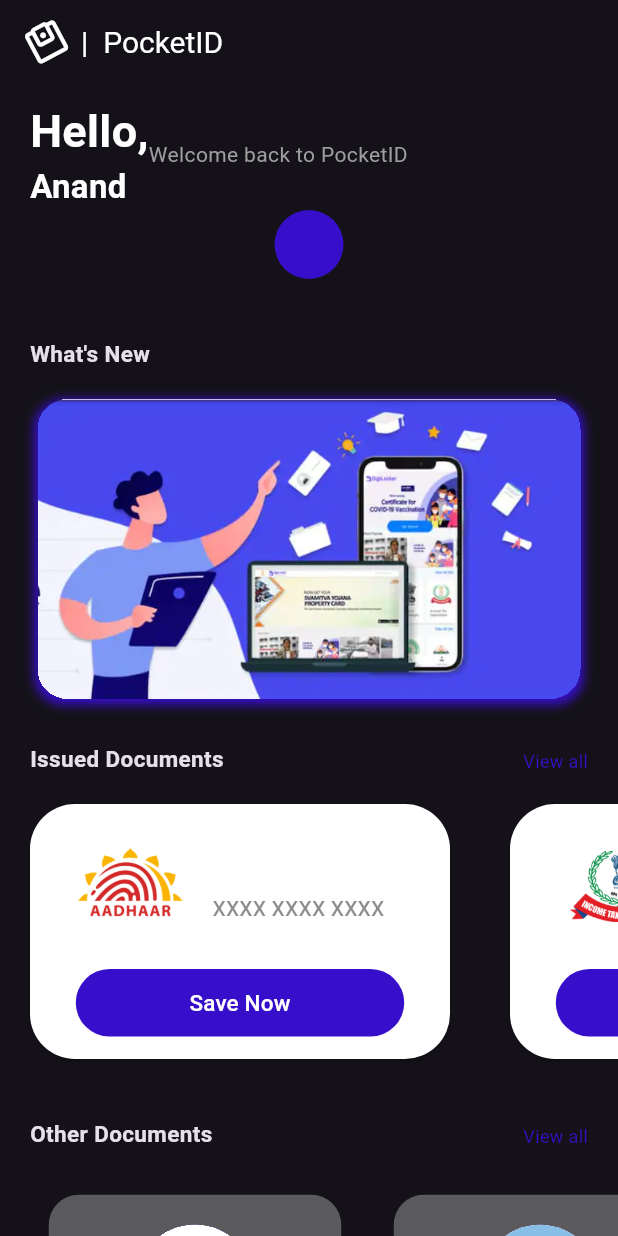
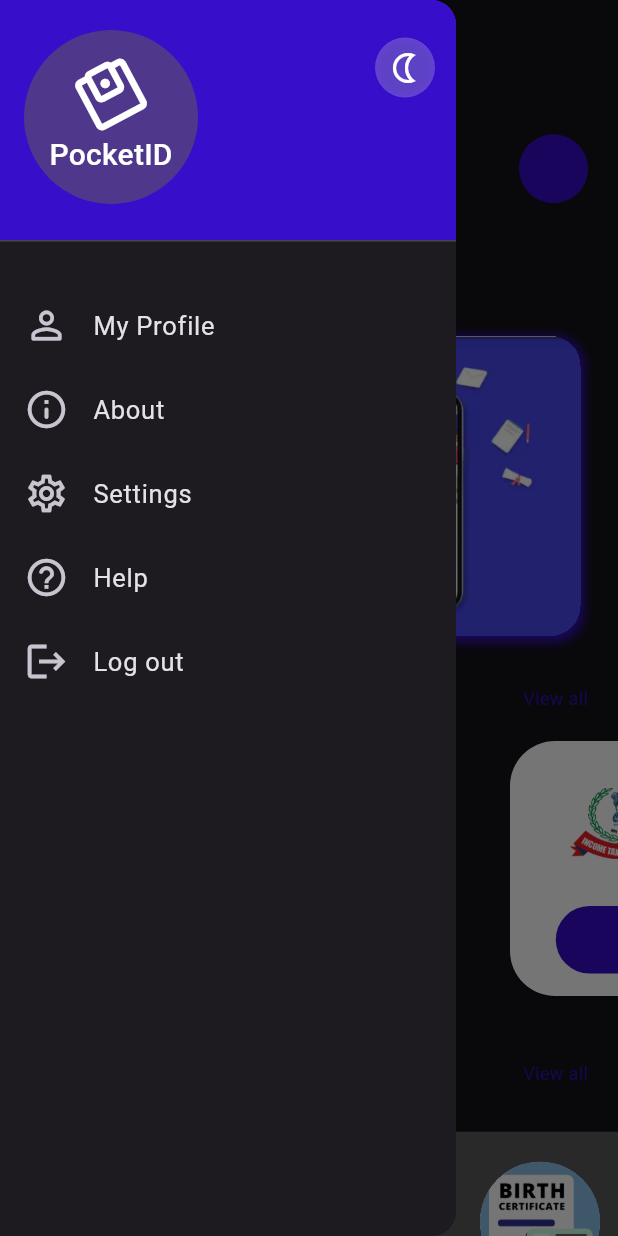
Before and after one commit to AnandDaga/DigiLocker, a Flutter app: the MyHomePage screen opened directly, with the side drawer open (before the commit the screen has no drawer), on a phone screen of 412 x 824 dp. Run offline on Flutter 3.47's test engine with Material 3 defaults, Android fonts, the phone set to English and light mode, and no system bars; drawn by our look-alikes of carousel_slider; our stand-ins replace cached_network_image, get; Roboto replaces fonts that are missing (Lato-Reg, Poppins).

Commit message:
HomePage and NavDrawer

```diff
--- a/lib/HomePage/HomePage.dart
+++ b/lib/HomePage/HomePage.dart
@@ -2,6 +2,7 @@
 import 'package:digilocker/menuItems/about.dart';
 import 'package:digilocker/menuItems/myProfile.dart';
 import 'package:digilocker/menuItems/settings.dart';
+import 'package:digilocker/utilities/navDrawer.dart';
 
 import "package:flutter/material.dart";
 import 'dart:math' as math;
@@ -170,7 +171,6 @@
                     mainAxisAlignment: MainAxisAlignment.spaceEvenly,
                     children: [
                       SizedBox(
-
                         height: 70,
                         width: 70,
                         child: Image.asset("$image", fit: BoxFit.contain),
@@ -181,11 +181,10 @@
                         children: [
                           Text(
                             "$text",
-                            style: TextStyle(
+                            style: const TextStyle(
                               letterSpacing: 0.8,
                               fontFamily: "Poppins-Regular",
-
-                              ///color: Colors.white,
+                              color:Colors.black,
                               fontSize: 20,
                               fontWeight: FontWeight.bold,
                             ),
@@ -360,17 +359,17 @@
           ],
         ),
       ),
-      // drawer: NewDrawer(
-      //   username: firstName,
-      //   email: email,
-      // ),
+      drawer: NavDrawer(
+
+        email: email, userName: firstName,
+      ),
       body: SafeArea(
         child: SingleChildScrollView(
           child: Column(
             children: [
               Column(
                 children: [
-                  SizedBox(height: 10),
+                  SizedBox(height: 25),
                   Container(
                     padding: const EdgeInsets.symmetric(horizontal: 20),
                     child: Row(
@@ -383,8 +382,10 @@
                               crossAxisAlignment: CrossAxisAlignment.start,
                               mainAxisAlignment: MainAxisAlignment.center,
                               children: [
+                                Row(
+                                  children: [
                                     Text(
-                                  "Hello,",
+                                      "Hi,",
                                       style: TextStyle(
                                         color: Colors.white,
                                         fontSize: 30,
@@ -392,16 +393,17 @@
                                       ),
                                     ),
                                     SizedBox(width: 3),
-                                const Text(
-                                  "Anand",
+                                    Text(
+                                      '${firstName}',
                                       style: TextStyle(
-                                    color: Colors.white,
-                                    fontSize: 22,
+                                        color: Color.fromARGB(255, 55, 14, 201),
+                                        fontSize: 30,
                                         fontWeight: FontWeight.bold,
                                       ),
                                     ),
                                   ],
                                 ),
+
                                 Text(
                                   "Welcome back to PocketID",
                                   style: TextStyle(color: Colors.grey),
@@ -410,7 +412,8 @@
                             ),
                           ],
                         ),
-                  ),
+                        const Spacer(flex: 1),
+
                         CircleAvatar(
                           radius: 23,
                           backgroundColor: Color.fromARGB(255, 55, 14, 201),
@@ -439,6 +442,9 @@
                                 }
                               },
                             ),
+                          ),
+                        ),
+                      ],
                     ),
                   ),
                 ],
@@ -584,9 +590,7 @@
                         ontap: () {
                           Navigator.push(
                             context,
-                            MaterialPageRoute(
-                              builder: (context) => About(),
-                            ),
+                            MaterialPageRoute(builder: (context) => About()),
                           );
                         },
                       ),
@@ -597,9 +601,7 @@
                         ontap: () {
                           Navigator.push(
                             context,
-                            MaterialPageRoute(
-                              builder: (context) => Settings(),
-                            ),
+                            MaterialPageRoute(builder: (context) => Settings()),
                           );
                         },
                       ),
--- /dev/null
+++ b/lib/utilities/navDrawer.dart
@@ -0,0 +1,161 @@
+import 'dart:math' as math;
+import 'package:digilocker/menuItems/about.dart';
+import 'package:digilocker/menuItems/myProfile.dart';
+import 'package:digilocker/menuItems/settings.dart';
+import 'package:flutter/material.dart';
+import 'package:get/route_manager.dart';
+
+class NavDrawer extends StatefulWidget {
+  const NavDrawer({super.key, required this.email, required this.userName});
+
+  final String email;
+  final String userName;
+
+  @override
+  State<NavDrawer> createState() => _NavDrawerState();
+}
+
+class _NavDrawerState extends State<NavDrawer> {
+  @override
+  Widget build(BuildContext context) {
+    return Drawer(
+      child: ListView(
+        padding: EdgeInsets.zero,
+        children: <Widget>[
+          DrawerHeader(
+            padding: EdgeInsets.zero,
+            child: Container(
+              child: Stack(
+                children: [
+                  Container(color: Color.fromARGB(255, 55, 14, 201)),
+                  Transform.translate(
+                    offset: Offset(16, 20),
+                    child: CircleAvatar(
+                      radius: 58,
+                      child: Column(
+                        mainAxisAlignment: MainAxisAlignment.center,
+                        crossAxisAlignment: CrossAxisAlignment.center,
+                        children: [
+                          Transform.rotate(
+                            angle: math.pi / .299,
+                            child: Icon(
+                              Icons.account_balance_wallet_outlined,
+                              color: Colors.white,
+                              size: 50,
+                            ),
+                          ),
+                          Text(
+                            'PocketID',
+                            style: TextStyle(color: Colors.white, fontSize: 20),
+                          ),
+                        ],
+                      ),
+                    ),
+                  ),
+                  Transform.translate(
+                    offset: Offset(250, 25),
+                    child: Container(
+                      height: 40,
+                      width: 40,
+                      decoration: BoxDecoration(
+                        boxShadow: [
+                          BoxShadow(
+                            color: Color.fromARGB(26, 0, 0, 0),
+                            blurRadius: 2.0,
+                            spreadRadius: -2.0,
+                          ),
+                        ],
+                        borderRadius: BorderRadius.circular(50),
+                        color: Color.fromARGB(56, 255, 255, 255),
+                      ),
+                      child: GestureDetector(
+                        onTap: () {},
+                        child: Icon(Icons.nightlight_outlined),
+                      ),
+                    ),
+                  ),
+                ],
+              ),
+            ),
+          ),
+          SizedBox(height: 20),
+          //MyProfile
+          ListTile(
+            leading: Icon(Icons.person_outline_rounded, size: 30),
+            title: Text(
+              'My Profile',
+              style: TextStyle(fontSize: 17, fontWeight: FontWeight.normal),
+            ),
+            onTap:
+              () => {
+                Navigator.push(
+                  context,
+                  MaterialPageRoute(builder: (context) => const MyProfile()),
+                ),
+              },
+          ),
+          //About
+          ListTile(
+            leading: Icon(Icons.info_outline_rounded, size: 30),
+            title: Text(
+              'About',
+              style: TextStyle(fontSize: 17, fontWeight: FontWeight.normal),
+            ),
+            onTap:
+              () => {
+                Navigator.push(
+                  context,
+                  MaterialPageRoute(builder: (context) => const About()),
+                ),
+              },
+          ),
+          //Settings
+          ListTile(
+            leading: Icon(Icons.settings_outlined, size: 30),
+            title: Text(
+              'Settings',
+              style: TextStyle(fontSize: 17, fontWeight: FontWeight.normal),
+            ),
+            onTap:
+              () => {
+                Navigator.push(
+                  context,
+                  MaterialPageRoute(builder: (context) => const Settings()),
+                ),
+              },
+          ),
+          //Help
+          ListTile(
+            leading: Icon(Icons.help_outline_rounded, size: 30),
+            title: Text(
+              'Help',
+              style: TextStyle(fontSize: 17, fontWeight: FontWeight.normal),
+            ),
+            onTap:
+              () => {
+                // Navigator.push(
+                //   context,
+                //   MaterialPageRoute(builder: (context) => const Settings()),
+                // ),
+              },
+          ),
+          //LogOut
+          ListTile(
+            leading: Icon(Icons.logout, size: 30),
+            title: Text(
+              'Log out',
+              style: TextStyle(fontSize: 17, fontWeight: FontWeight.normal),
+            ),
+            onTap:
+              () => {
+                // Navigator.push(
+                //   context,
+                //   MaterialPageRoute(builder: (context) => const Settings()),
+                // ),
+              },
+          ),
+        ],
+      ),
+    );
+  }
+}
```
Lines whose indentation alone changed are shown as unchanged.
